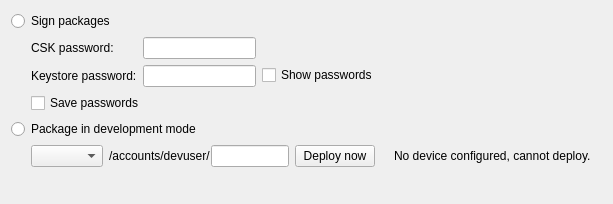
Before: the Qt Designer form src/plugins/qnx/blackberrycreatepackagestepconfigwidget.ui in qt-creator/qt-creator, drawn with Qt 5.
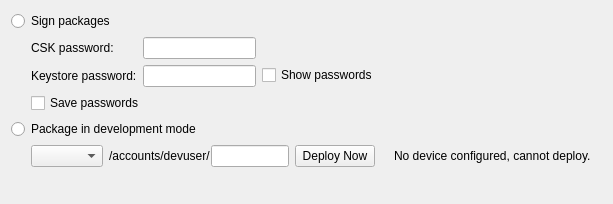
After: the same form once the commit is applied. Icons and pictures are not drawn.

```diff
--- a/src/plugins/qnx/blackberrycreatepackagestepconfigwidget.ui
+++ b/src/plugins/qnx/blackberrycreatepackagestepconfigwidget.ui
@@ -178,7 +178,7 @@
       <item row="0" column="3">
        <widget class="QPushButton" name="deployNowButton">
         <property name="text">
-         <string>Deploy now</string>
+         <string>Deploy Now</string>
         </property>
        </widget>
       </item>
```
